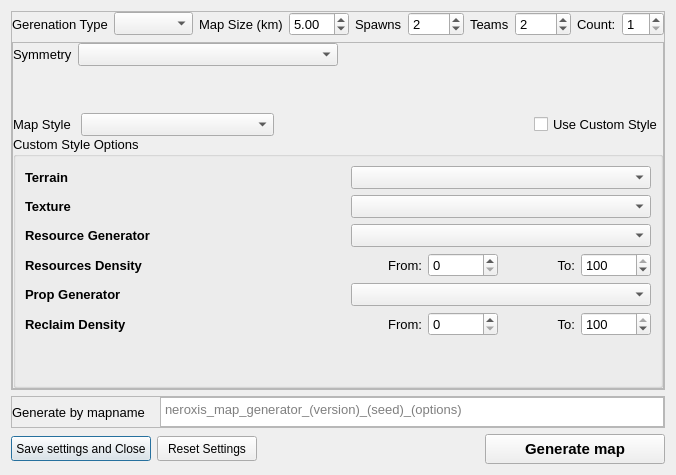
Before: the Qt Designer form res/games/mapgen.ui in GuyFran/faf-client-python, drawn with Qt 5.
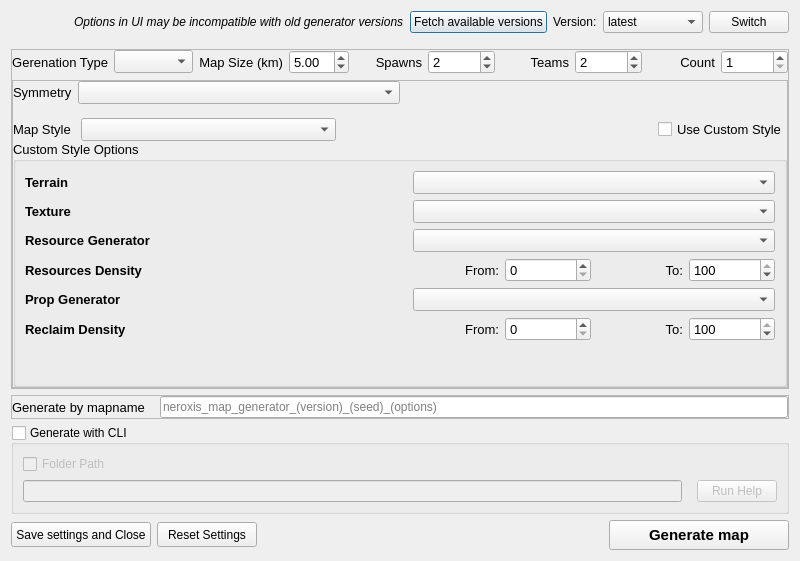
After: the same form once the commit is applied. Custom widgets are drawn as their Qt base class.

Commit message: Add map generator version switching

Diff of the .ui file:
```diff
--- a/res/games/mapgen.ui
+++ b/res/games/mapgen.ui
@@ -6,15 +6,83 @@
    <rect>
     <x>0</x>
     <y>0</y>
-    <width>662</width>
-    <height>475</height>
+    <width>800</width>
+    <height>561</height>
    </rect>
   </property>
   <property name="windowTitle">
    <string>Map Generator Options</string>
   </property>
-  <layout class="QGridLayout" name="gridLayout">
-   <item row="0" column="0">
+  <layout class="QVBoxLayout" name="verticalLayout">
+   <item>
+    <layout class="QHBoxLayout" name="horizontalLayout_13">
+     <property name="bottomMargin">
+      <number>10</number>
+     </property>
+     <item>
+      <spacer name="horizontalSpacer_4">
+       <property name="orientation">
+        <enum>Qt::Orientation::Horizontal</enum>
+       </property>
+       <property name="sizeHint" stdset="0">
+        <size>
+         <width>40</width>
+         <height>20</height>
+        </size>
+       </property>
+      </spacer>
+     </item>
+     <item>
+      <widget class="QLabel" name="label_12">
+       <property name="font">
+        <font>
+         <italic>true</italic>
+        </font>
+       </property>
+       <property name="text">
+        <string>Options in UI may be incompatible with old generator versions</string>
+       </property>
+      </widget>
+     </item>
+     <item>
+      <widget class="QPushButton" name="buttonFetchVersions">
+       <property name="text">
+        <string>Fetch available versions</string>
+       </property>
+      </widget>
+     </item>
+     <item>
+      <widget class="QLabel" name="label_11">
+       <property name="text">
+        <string>Version:</string>
+       </property>
+      </widget>
+     </item>
+     <item>
+      <widget class="QComboBox" name="comboVersion">
+       <property name="minimumSize">
+        <size>
+         <width>100</width>
+         <height>0</height>
+        </size>
+       </property>
+       <item>
+        <property name="text">
+         <string>latest</string>
+        </property>
+       </item>
+      </widget>
+     </item>
+     <item>
+      <widget class="QPushButton" name="buttonSwitchVersion">
+       <property name="text">
+        <string>Switch</string>
+       </property>
+      </widget>
+     </item>
+    </layout>
+   </item>
+   <item>
     <widget class="QFrame" name="optionsFrame">
      <property name="frameShape">
       <enum>QFrame::Shape::StyledPanel</enum>
@@ -52,6 +120,9 @@
             <property name="text">
              <string>Gerenation Type</string>
             </property>
+            <property name="alignment">
+             <set>Qt::AlignmentFlag::AlignRight|Qt::AlignmentFlag::AlignTrailing|Qt::AlignmentFlag::AlignVCenter</set>
+            </property>
            </widget>
           </item>
           <item>
@@ -80,6 +151,9 @@
             <property name="text">
              <string>Map Size (km)</string>
             </property>
+            <property name="alignment">
+             <set>Qt::AlignmentFlag::AlignRight|Qt::AlignmentFlag::AlignTrailing|Qt::AlignmentFlag::AlignVCenter</set>
+            </property>
            </widget>
           </item>
           <item>
@@ -126,6 +200,9 @@
             <property name="text">
              <string>Spawns</string>
             </property>
+            <property name="alignment">
+             <set>Qt::AlignmentFlag::AlignRight|Qt::AlignmentFlag::AlignTrailing|Qt::AlignmentFlag::AlignVCenter</set>
+            </property>
            </widget>
           </item>
           <item>
@@ -166,6 +243,9 @@
             <property name="text">
              <string>Teams</string>
             </property>
+            <property name="alignment">
+             <set>Qt::AlignmentFlag::AlignRight|Qt::AlignmentFlag::AlignTrailing|Qt::AlignmentFlag::AlignVCenter</set>
+            </property>
            </widget>
           </item>
           <item>
@@ -204,7 +284,10 @@
              </font>
             </property>
             <property name="text">
-             <string>Count:</string>
+             <string>Count</string>
+            </property>
+            <property name="alignment">
+             <set>Qt::AlignmentFlag::AlignRight|Qt::AlignmentFlag::AlignTrailing|Qt::AlignmentFlag::AlignVCenter</set>
             </property>
            </widget>
           </item>
@@ -676,10 +759,118 @@
      </layout>
     </widget>
    </item>
-   <item row="6" column="0">
-    <layout class="QHBoxLayout" name="statusBarLayout"/>
+   <item>
+    <widget class="QFrame" name="frame">
+     <property name="sizePolicy">
+      <sizepolicy hsizetype="Preferred" vsizetype="Preferred">
+       <horstretch>0</horstretch>
+       <verstretch>0</verstretch>
+      </sizepolicy>
+     </property>
+     <property name="frameShape">
+      <enum>QFrame::Shape::StyledPanel</enum>
+     </property>
+     <property name="frameShadow">
+      <enum>QFrame::Shadow::Raised</enum>
+     </property>
+     <layout class="QGridLayout" name="gridLayout_4">
+      <property name="leftMargin">
+       <number>0</number>
+      </property>
+      <property name="topMargin">
+       <number>0</number>
+      </property>
+      <property name="rightMargin">
+       <number>0</number>
+      </property>
+      <property name="bottomMargin">
+       <number>0</number>
+      </property>
+      <item row="0" column="0">
+       <layout class="QHBoxLayout" name="horizontalLayout_5">
+        <property name="spacing">
+         <number>15</number>
+        </property>
+        <item>
+         <widget class="QLabel" name="label_7">
+          <property name="sizePolicy">
+           <sizepolicy hsizetype="Preferred" vsizetype="Preferred">
+            <horstretch>0</horstretch>
+            <verstretch>0</verstretch>
+           </sizepolicy>
+          </property>
+          <property name="font">
+           <font>
+            <pointsize>10</pointsize>
+           </font>
+          </property>
+          <property name="text">
+           <string>Generate by mapname</string>
+          </property>
+         </widget>
+        </item>
+        <item>
+         <widget class="QLineEdit" name="mapNameEdit">
+          <property name="text">
+           <string/>
+          </property>
+          <property name="placeholderText">
+           <string>neroxis_map_generator_(version)_(seed)_(options)</string>
+          </property>
+          <property name="cursorMoveStyle">
+           <enum>Qt::CursorMoveStyle::LogicalMoveStyle</enum>
+          </property>
+         </widget>
+        </item>
+       </layout>
+      </item>
+     </layout>
+    </widget>
    </item>
-   <item row="5" column="0">
+   <item>
+    <widget class="QGroupBox" name="groupCLI">
+     <property name="title">
+      <string>Generate with CLI</string>
+     </property>
+     <property name="checkable">
+      <bool>true</bool>
+     </property>
+     <property name="checked">
+      <bool>false</bool>
+     </property>
+     <layout class="QVBoxLayout" name="verticalLayout_2">
+      <item>
+       <layout class="QHBoxLayout" name="horizontalLayout_16">
+        <item>
+         <widget class="QCheckBox" name="checkCLIMapFolder">
+          <property name="text">
+           <string>Folder Path</string>
+          </property>
+         </widget>
+        </item>
+       </layout>
+      </item>
+      <item>
+       <layout class="QHBoxLayout" name="horizontalLayout_15">
+        <property name="spacing">
+         <number>15</number>
+        </property>
+        <item>
+         <widget class="QLineEdit" name="cliArgsEdit"/>
+        </item>
+        <item>
+         <widget class="QPushButton" name="buttonHelp">
+          <property name="text">
+           <string>Run Help</string>
+          </property>
+         </widget>
+        </item>
+       </layout>
+      </item>
+     </layout>
+    </widget>
+   </item>
+   <item>
     <layout class="QHBoxLayout" name="horizontalLayout_3">
      <item>
       <widget class="QPushButton" name="saveMapGenSettingsButton">
@@ -786,84 +977,8 @@
      </item>
     </layout>
    </item>
-   <item row="3" column="0">
-    <widget class="QFrame" name="frame">
-     <property name="sizePolicy">
-      <sizepolicy hsizetype="Preferred" vsizetype="Preferred">
-       <horstretch>0</horstretch>
-       <verstretch>0</verstretch>
-      </sizepolicy>
-     </property>
-     <property name="frameShape">
-      <enum>QFrame::Shape::StyledPanel</enum>
-     </property>
-     <property name="frameShadow">
-      <enum>QFrame::Shadow::Raised</enum>
-     </property>
-     <layout class="QGridLayout" name="gridLayout_4">
-      <property name="leftMargin">
-       <number>0</number>
-      </property>
-      <property name="topMargin">
-       <number>0</number>
-      </property>
-      <property name="rightMargin">
-       <number>0</number>
-      </property>
-      <property name="bottomMargin">
-       <number>0</number>
-      </property>
-      <item row="0" column="0">
-       <layout class="QHBoxLayout" name="horizontalLayout_5">
-        <property name="spacing">
-         <number>15</number>
-        </property>
-        <item>
-         <widget class="QLabel" name="label_7">
-          <property name="sizePolicy">
-           <sizepolicy hsizetype="Preferred" vsizetype="Preferred">
-            <horstretch>0</horstretch>
-            <verstretch>0</verstretch>
-           </sizepolicy>
-          </property>
-          <property name="font">
-           <font>
-            <pointsize>10</pointsize>
-           </font>
-          </property>
-          <property name="text">
-           <string>Generate by mapname</string>
-          </property>
-         </widget>
-        </item>
-        <item>
-         <widget class="QPlainTextEdit" name="mapNamePlainTextEdit">
-          <property name="sizePolicy">
-           <sizepolicy hsizetype="Expanding" vsizetype="Preferred">
-            <horstretch>0</horstretch>
-            <verstretch>0</verstretch>
-           </sizepolicy>
-          </property>
-          <property name="maximumSize">
-           <size>
-            <width>16777215</width>
-            <height>30</height>
-           </size>
-          </property>
-          <property name="font">
-           <font>
-            <pointsize>10</pointsize>
-           </font>
-          </property>
-          <property name="placeholderText">
-           <string notr="true">neroxis_map_generator_(version)_(seed)_(options)</string>
-          </property>
-         </widget>
-        </item>
-       </layout>
-      </item>
-     </layout>
-    </widget>
+   <item>
+    <layout class="QHBoxLayout" name="statusBarLayout"/>
    </item>
   </layout>
  </widget>
```
The commit also changes 10 other files.
